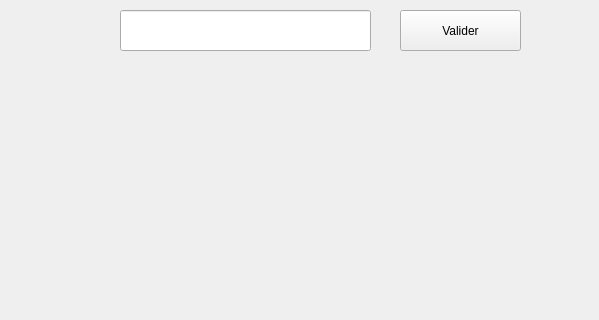
First picture: the form in pendu.ui, repository Shidory/pendu, before the edit; both pictures show x 0 to 599 and y 400 to 720 of the 599 by 850 pixel window.
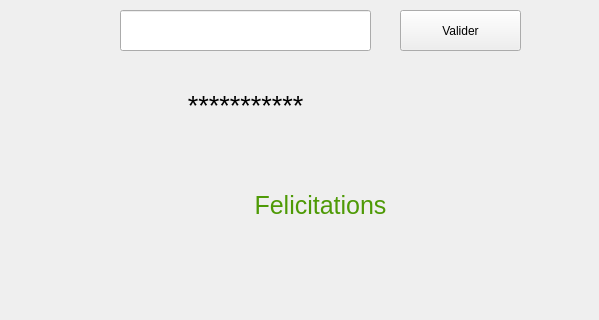
Second picture: the form after the edit.

Commit message: [UPDATE]game levelI

The edit to the form file:
```diff
--- a/pendu.ui
+++ b/pendu.ui
@@ -143,6 +143,85 @@
      <set>Qt::AlignCenter</set>
     </property>
    </widget>
+   <widget class="QLabel" name="label_5">
+    <property name="geometry">
+     <rect>
+      <x>120</x>
+      <y>480</y>
+      <width>251</width>
+      <height>51</height>
+     </rect>
+    </property>
+    <property name="font">
+     <font>
+      <pointsize>20</pointsize>
+     </font>
+    </property>
+    <property name="text">
+     <string>***********</string>
+    </property>
+    <property name="alignment">
+     <set>Qt::AlignCenter</set>
+    </property>
+   </widget>
+   <widget class="QLabel" name="label_6">
+    <property name="geometry">
+     <rect>
+      <x>190</x>
+      <y>570</y>
+      <width>261</width>
+      <height>71</height>
+     </rect>
+    </property>
+    <property name="palette">
+     <palette>
+      <active>
+       <colorrole role="WindowText">
+        <brush brushstyle="SolidPattern">
+         <color alpha="255">
+          <red>78</red>
+          <green>154</green>
+          <blue>6</blue>
+         </color>
+        </brush>
+       </colorrole>
+      </active>
+      <inactive>
+       <colorrole role="WindowText">
+        <brush brushstyle="SolidPattern">
+         <color alpha="255">
+          <red>78</red>
+          <green>154</green>
+          <blue>6</blue>
+         </color>
+        </brush>
+       </colorrole>
+      </inactive>
+      <disabled>
+       <colorrole role="WindowText">
+        <brush brushstyle="SolidPattern">
+         <color alpha="255">
+          <red>190</red>
+          <green>190</green>
+          <blue>190</blue>
+         </color>
+        </brush>
+       </colorrole>
+      </disabled>
+     </palette>
+    </property>
+    <property name="font">
+     <font>
+      <pointsize>19</pointsize>
+     </font>
+    </property>
+    <property name="text">
+     <string>Felicitations</string>
+    </property>
+    <property name="alignment">
+     <set>Qt::AlignCenter</set>
+    </property>
+   </widget>
   </widget>
   <widget class="QMenuBar" name="menubar">
    <property name="geometry">
```
